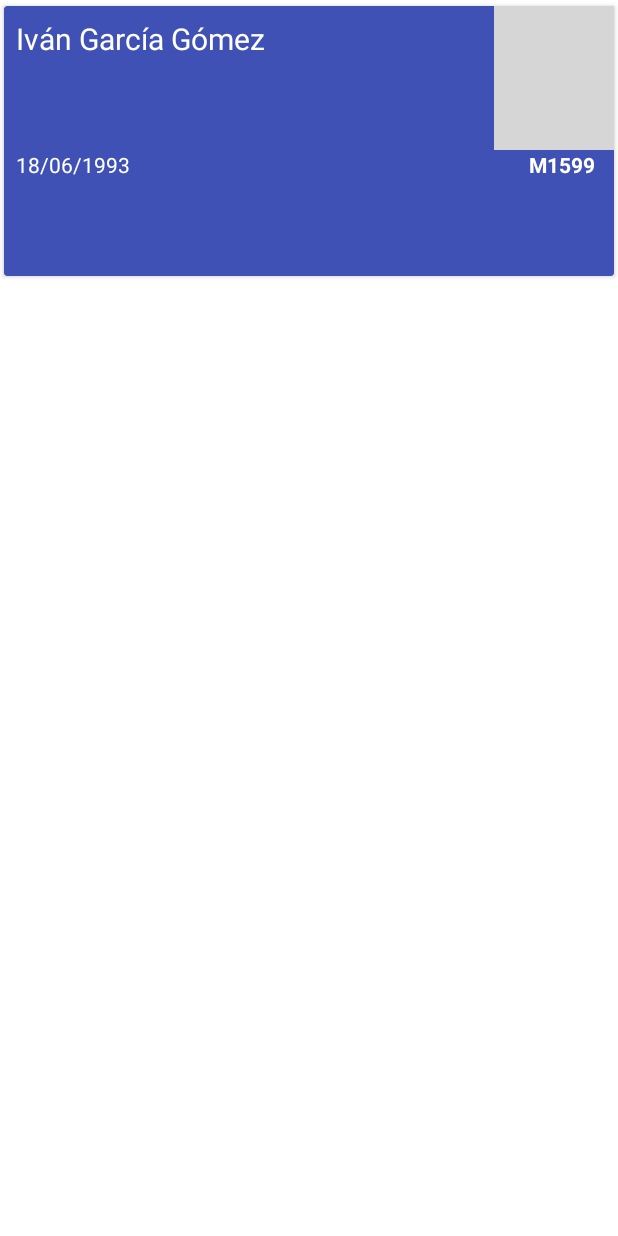
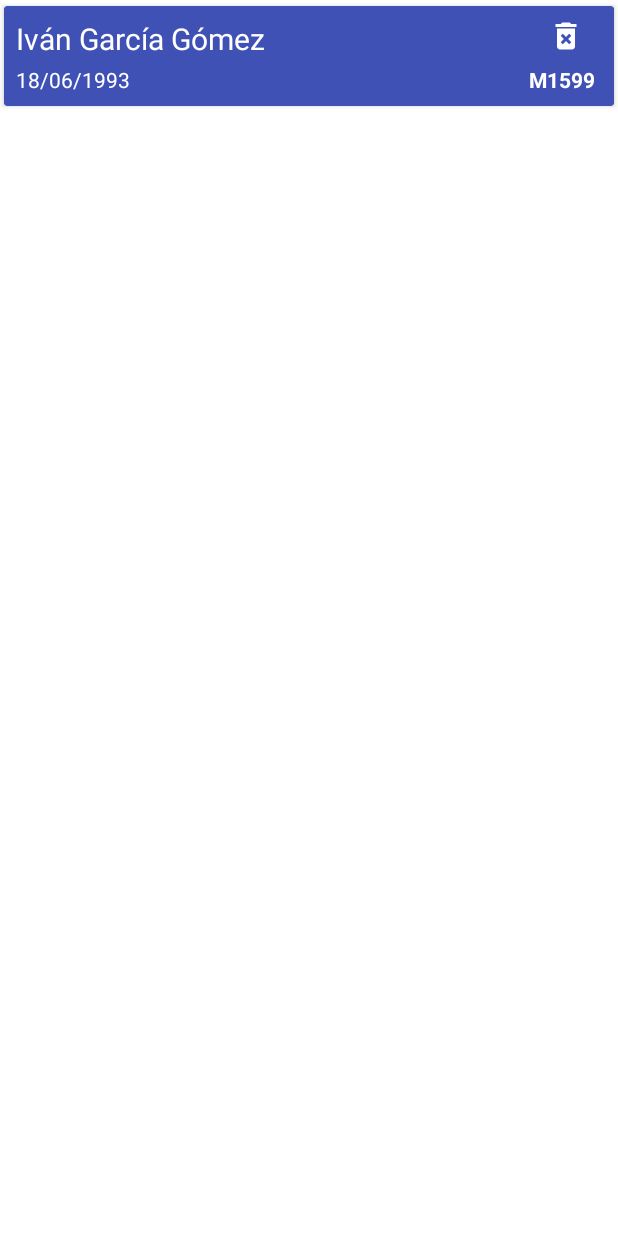
Before and after one commit to ivione93/myWorkout-app, an Android app: the layout athlete_item.xml on its own in the app's theme, with its tools: preview values and no code run, on a phone screen of 412 x 824 dp. Run offline under Robolectric (Android 15) with nearby library versions, the phone set to English and light mode, and no system bars; grey boxes are pictures that could not be loaded.

```diff
--- /dev/null
+++ b/app/src/main/res/drawable/ic_baseline_delete_forever_24.xml
@@ -0,0 +1,10 @@
+<vector xmlns:android="http://schemas.android.com/apk/res/android"
+    android:width="24dp"
+    android:height="24dp"
+    android:viewportWidth="24"
+    android:viewportHeight="24"
+    android:tint="?attr/colorControlNormal">
+  <path
+      android:fillColor="@android:color/white"
+      android:pathData="M6,19c0,1.1 0.9,2 2,2h8c1.1,0 2,-0.9 2,-2L18,7L6,7v12zM8.46,11.88l1.41,-1.41L12,12.59l2.12,-2.12 1.41,1.41L13.41,14l2.12,2.12 -1.41,1.41L12,15.41l-2.12,2.12 -1.41,-1.41L10.59,14l-2.13,-2.12zM15.5,4l-1,-1h-5l-1,1L5,4v2h14L19,4z"/>
+</vector>
--- a/app/src/main/res/layout/athlete_item.xml
+++ b/app/src/main/res/layout/athlete_item.xml
@@ -66,12 +66,11 @@
             tools:text="M1599" />
 
         <ImageButton
-            android:id="@+id/imageButton"
+            android:id="@+id/btnDelete"
             android:layout_width="wrap_content"
             android:layout_height="wrap_content"
             android:adjustViewBounds="false"
             android:background="@null"
-            android:onClick="deleteAthlete"
             android:tint="@color/white_50"
             app:layout_constraintBottom_toTopOf="@+id/license"
             app:layout_constraintEnd_toEndOf="@+id/license"
```
Also changed, not shown: app/src/main/java/com/ivione/myworkout/AdapterAthlete.java (+15 -4 lines), app/src/main/java/com/ivione/myworkout/MainActivity.java (+4 -10 lines).
